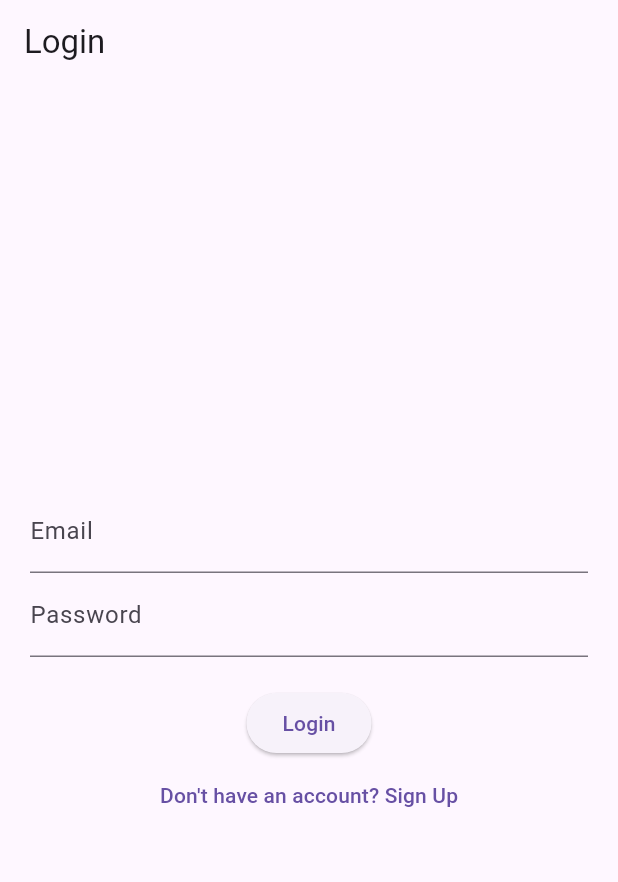
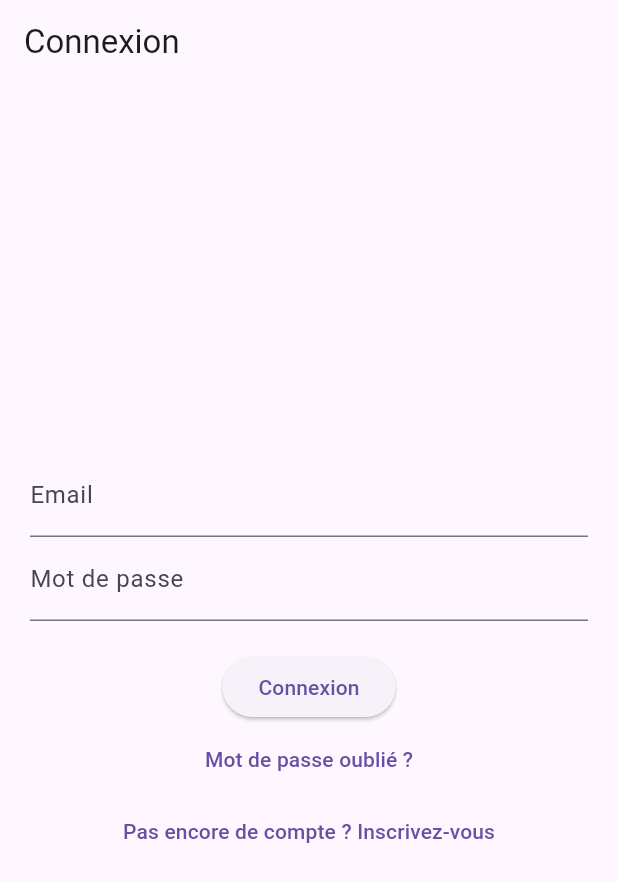
Before and after one commit to NOUTAILAA/OCR-OPENCV-Flutter, a Flutter app: the screen it shows after launch, on a phone screen of 412 x 824 dp. Shown: the top 882 px of the screen. Run offline on Flutter 3.47's test engine with Material 3 defaults, Android fonts, the phone set to English and light mode, and no system bars; our stand-ins replace fluttertoast, image_picker.

Commit message:
add forgot password

```diff
--- a/lib/screens/login_screen.dart
+++ b/lib/screens/login_screen.dart
@@ -2,6 +2,7 @@ import 'package:flutter/material.dart';
 import 'package:fluttertoast/fluttertoast.dart';
 import 'signup_screen.dart';
 import 'upload_image.dart';
+import 'forgot_password_screen.dart';
 import '../utils/api_service.dart';
 
 class LoginScreen extends StatefulWidget {
@@ -20,7 +21,7 @@ class _LoginScreenState extends State<LoginScreen> {
     );
 
     if (result != null) {
-      Fluttertoast.showToast(msg: "Login Successful!");
+      Fluttertoast.showToast(msg: "Connexion réussie !");
       Navigator.pushReplacement(
         context,
         MaterialPageRoute(
@@ -28,14 +29,14 @@ class _LoginScreenState extends State<LoginScreen> {
         ),
       );
     } else {
-      Fluttertoast.showToast(msg: "Login Failed!");
+      Fluttertoast.showToast(msg: "Échec de la connexion !");
     }
   }
 
   @override
   Widget build(BuildContext context) {
     return Scaffold(
-      appBar: AppBar(title: Text("Login")),
+      appBar: AppBar(title: Text("Connexion")),
       body: Padding(
         padding: const EdgeInsets.all(20.0),
         child: Column(
@@ -47,13 +48,22 @@ class _LoginScreenState extends State<LoginScreen> {
             ),
             TextField(
               controller: passwordController,
-              decoration: InputDecoration(labelText: "Password"),
+              decoration: InputDecoration(labelText: "Mot de passe"),
               obscureText: true,
             ),
             SizedBox(height: 20),
             ElevatedButton(
               onPressed: login,
-              child: Text("Login"),
+              child: Text("Connexion"),
+            ),
+            TextButton(
+              onPressed: () {
+                Navigator.push(
+                  context,
+                  MaterialPageRoute(builder: (context) => ForgotPasswordScreen()),
+                );
+              },
+              child: Text("Mot de passe oublié ?"),
             ),
             TextButton(
               onPressed: () {
@@ -62,7 +72,7 @@ class _LoginScreenState extends State<LoginScreen> {
                   MaterialPageRoute(builder: (context) => SignUpScreen()),
                 );
               },
-              child: Text("Don't have an account? Sign Up"),
+              child: Text("Pas encore de compte ? Inscrivez-vous"),
             ),
           ],
         ),
--- a/lib/utils/api_service.dart
+++ b/lib/utils/api_service.dart
@@ -4,7 +4,7 @@ import 'package:http/http.dart' as http;
 import 'dart:convert';
 
 class ApiService {
-  static const String baseUrl = "http://192.168.1.125:5001";
+  static const String baseUrl = "http://192.168.1.102:5001";
 
   static Future<String?> login(String email, String password) async {
     final response = await http.post(
@@ -29,4 +29,16 @@ class ApiService {
 
     return response.statusCode == 201;
   }
+
+
+
+  static Future<bool> forgotPassword(String email) async {
+    final response = await http.post(
+      Uri.parse("$baseUrl/forgot_password"),
+      body: jsonEncode({"email": email}),
+      headers: {"Content-Type": "application/json"},
+    );
+
+    return response.statusCode == 200;
+  }
 }
--- a/lib/utils/upload_service.dart
+++ b/lib/utils/upload_service.dart
@@ -9,7 +9,7 @@ import 'package:flutter/foundation.dart';
 
 
 class ApiService {
-  static const String baseUrl = "http://192.168.1.125:5000";
+  static const String baseUrl = "http://192.168.1.102:5000";
 
 // Méthode d'upload d'image
  // Méthode d'upload d'image
```
Also changed, not shown: lib/screens/forgot_password_screen.dart (added, +47 -0 lines).
